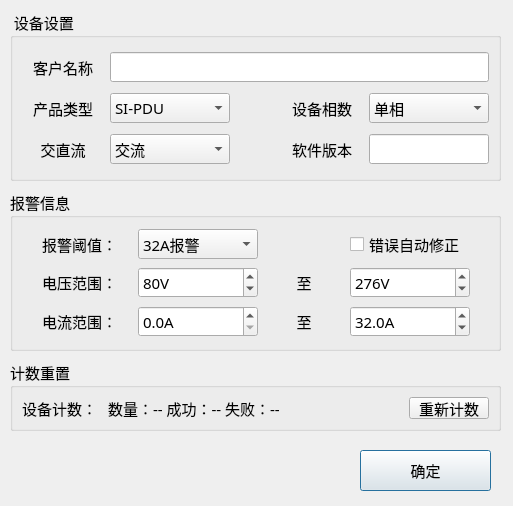
The window that MonitorPduTool/home/home_setdlg.ui (ChinaClever/PDU-MonitorTool) describes before a commit, drawn with Qt 5.
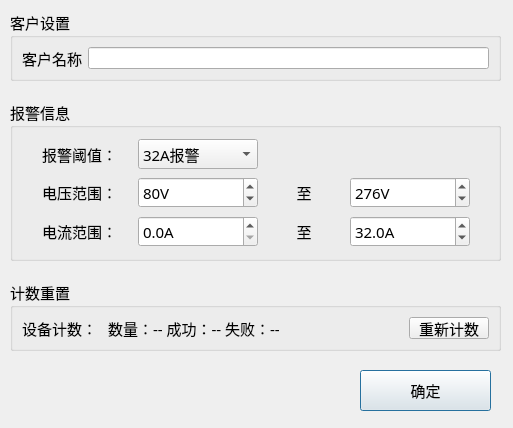
The same window after the commit.

What changed in the file:
```diff
--- a/MonitorPduTool/home/home_setdlg.ui
+++ b/MonitorPduTool/home/home_setdlg.ui
@@ -7,7 +7,7 @@
     <x>0</x>
     <y>0</y>
     <width>513</width>
-    <height>506</height>
+    <height>428</height>
    </rect>
   </property>
   <property name="font">
@@ -25,7 +25,7 @@
      <x>10</x>
      <y>10</y>
      <width>491</width>
-     <height>171</height>
+     <height>71</height>
     </rect>
    </property>
    <property name="font">
@@ -35,147 +35,9 @@
     </font>
    </property>
    <property name="title">
-    <string> 设备设置</string>
+    <string>客户设置</string>
    </property>
    <layout class="QGridLayout" name="gridLayout">
-    <item row="1" column="0">
-     <widget class="QLabel" name="label_12">
-      <property name="text">
-       <string>产品类型</string>
-      </property>
-      <property name="alignment">
-       <set>Qt::AlignCenter</set>
-      </property>
-     </widget>
-    </item>
-    <item row="1" column="1" colspan="2">
-     <widget class="QComboBox" name="ipTypeBox">
-      <property name="minimumSize">
-       <size>
-        <width>120</width>
-        <height>30</height>
-       </size>
-      </property>
-      <property name="maximumSize">
-       <size>
-        <width>120</width>
-        <height>16777215</height>
-       </size>
-      </property>
-      <item>
-       <property name="text">
-        <string>SI-PDU</string>
-       </property>
-      </item>
-      <item>
-       <property name="text">
-        <string>IP-PDU V1</string>
-       </property>
-      </item>
-      <item>
-       <property name="text">
-        <string>IP-PDU V3</string>
-       </property>
-      </item>
-     </widget>
-    </item>
-    <item row="1" column="3">
-     <widget class="QLabel" name="label_7">
-      <property name="text">
-       <string>设备相数</string>
-      </property>
-      <property name="alignment">
-       <set>Qt::AlignCenter</set>
-      </property>
-     </widget>
-    </item>
-    <item row="1" column="4">
-     <widget class="QComboBox" name="lineBox">
-      <property name="minimumSize">
-       <size>
-        <width>120</width>
-        <height>30</height>
-       </size>
-      </property>
-      <property name="maximumSize">
-       <size>
-        <width>120</width>
-        <height>16777215</height>
-       </size>
-      </property>
-      <item>
-       <property name="text">
-        <string>单相</string>
-       </property>
-      </item>
-      <item>
-       <property name="text">
-        <string>两路</string>
-       </property>
-      </item>
-      <item>
-       <property name="text">
-        <string>三相</string>
-       </property>
-      </item>
-     </widget>
-    </item>
-    <item row="2" column="0">
-     <widget class="QLabel" name="label_8">
-      <property name="text">
-       <string>交直流</string>
-      </property>
-      <property name="alignment">
-       <set>Qt::AlignCenter</set>
-      </property>
-     </widget>
-    </item>
-    <item row="2" column="1" colspan="2">
-     <widget class="QComboBox" name="sBox">
-      <property name="minimumSize">
-       <size>
-        <width>120</width>
-        <height>30</height>
-       </size>
-      </property>
-      <property name="maximumSize">
-       <size>
-        <width>120</width>
-        <height>16777215</height>
-       </size>
-      </property>
-      <item>
-       <property name="text">
-        <string>交流</string>
-       </property>
-      </item>
-      <item>
-       <property name="text">
-        <string>直流</string>
-       </property>
-      </item>
-     </widget>
-    </item>
-    <item row="2" column="3">
-     <widget class="QLabel" name="label_11">
-      <property name="text">
-       <string>软件版本</string>
-      </property>
-      <property name="alignment">
-       <set>Qt::AlignCenter</set>
-      </property>
-     </widget>
-    </item>
-    <item row="2" column="4">
-     <widget class="QLineEdit" name="lineEdit">
-      <property name="maximumSize">
-       <size>
-        <width>120</width>
-        <height>16777215</height>
-       </size>
-      </property>
-     </widget>
-    </item>
     <item row="0" column="0">
      <widget class="QLabel" name="label_17">
       <property name="text">
@@ -186,7 +48,7 @@
       </property>
      </widget>
     </item>
-    <item row="0" column="1" colspan="4">
+    <item row="0" column="1">
      <widget class="QLineEdit" name="userEdit"/>
     </item>
    </layout>
@@ -195,7 +57,7 @@
    <property name="geometry">
     <rect>
      <x>10</x>
-     <y>190</y>
+     <y>100</y>
      <width>491</width>
      <height>161</height>
     </rect>
@@ -488,29 +350,13 @@
       </property>
      </widget>
     </item>
-    <item row="0" column="3">
-     <widget class="QCheckBox" name="siCheck">
-      <property name="minimumSize">
-       <size>
-        <width>0</width>
-        <height>30</height>
-       </size>
-      </property>
-      <property name="layoutDirection">
-       <enum>Qt::LeftToRight</enum>
-      </property>
-      <property name="text">
-       <string>错误自动修正</string>
-      </property>
-     </widget>
-    </item>
    </layout>
   </widget>
   <widget class="QPushButton" name="okBtn">
    <property name="geometry">
     <rect>
      <x>360</x>
-     <y>450</y>
+     <y>370</y>
      <width>131</width>
      <height>41</height>
     </rect>
@@ -529,7 +375,7 @@
    <property name="geometry">
     <rect>
      <x>10</x>
-     <y>360</y>
+     <y>280</y>
      <width>491</width>
      <height>71</height>
     </rect>
```
